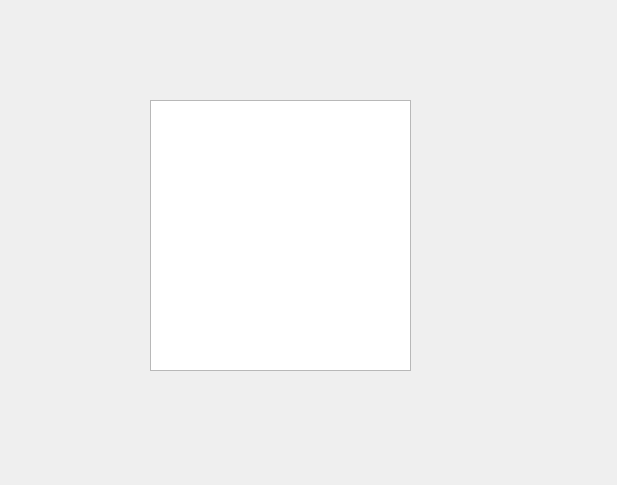
Old version of the form online_store/order_processing.ui in the repository niki548/Online_store.
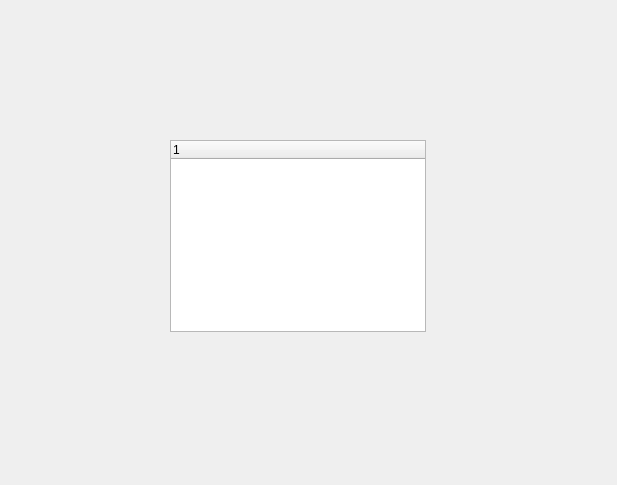
New version of the form.

```diff
--- a/online_store/order_processing.ui
+++ b/online_store/order_processing.ui
@@ -13,15 +13,20 @@
   <property name="windowTitle">
    <string>Dialog</string>
   </property>
-  <widget class="QTableWidget" name="order_table">
+  <widget class="QTreeWidget" name="order_tree">
    <property name="geometry">
     <rect>
-     <x>150</x>
-     <y>100</y>
-     <width>261</width>
-     <height>271</height>
+     <x>170</x>
+     <y>140</y>
+     <width>256</width>
+     <height>192</height>
     </rect>
    </property>
+   <column>
+    <property name="text">
+     <string notr="true">1</string>
+    </property>
+   </column>
   </widget>
  </widget>
  <resources/>
```
